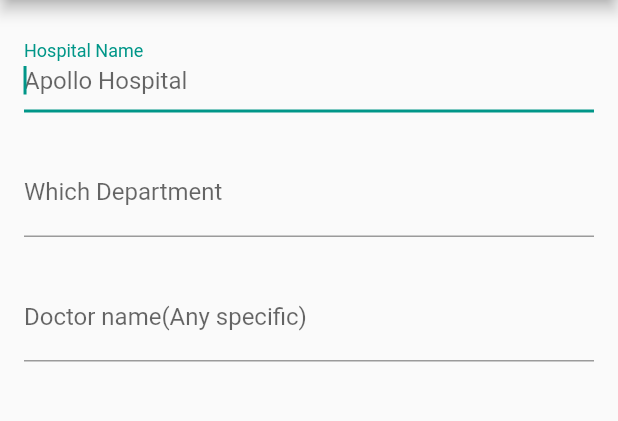
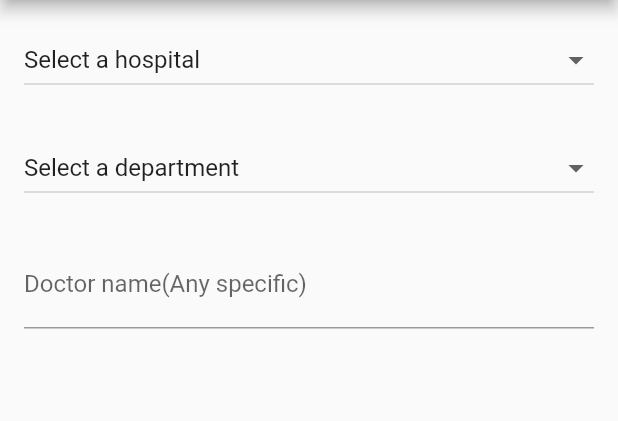
Before and after one commit to vaidehisinha1/Ctrl-Intelligence, a Flutter app: the hospital_info screen opened by its route, on a phone screen of 412 x 824 dp, the part 84-505 px from its top. Run offline on Flutter 3.47's test engine with Material 2 defaults, Android fonts, the phone set to English and light mode, and no system bars.

Commit message:
Update hospital_info.dart

```diff
--- a/shreetest/lib/hospital_info.dart
+++ b/shreetest/lib/hospital_info.dart
@@ -11,7 +11,12 @@ class hospital_info extends StatefulWidget {
 
 class _hospital_infoState extends State<hospital_info> {
   final _formKey = GlobalKey<FormState>();
+   String _currentItemSelected = 'Select a department';
+  final _currencies = ['Select a department','Allergists', 'Anesthesiologists', 'Cardiologists', 'Colon and Rectal Surgeons', 'Dermatologists','Dentist','Endocrinologists','Gastroenterologists', 'Hematologists','Infectious Disease Specialists','Internists','Medical Geneticists','Nephrologists','Neurologists','Obstetricians and Gynecologists','Oncologists','Ophthalmologists','Osteopaths','Otolaryngologists','Orthopaedic surgeon','Pathologists','Pediatricians','Physiatrists','Plastic Surgeons','Podiatrists','Preventive Medicine Specialists','Psychiatrists','Pulmonologists','Radiologists','Rheumatologists','Sports Medicine Specialists','General Surgeons','Urologists','Veterinarian'];
 
+  String _current = 'Select a hospital';
+  final _hosp = ['Select a hospital','hoa', 'hob','hoc', 'hod','hoe', 'hob'];
+  // String? _current = 'Rupees';
   @override
   Widget build(BuildContext context) {
     return Scaffold(
@@ -26,24 +31,64 @@ class _hospital_infoState extends State<hospital_info> {
             child: AutofillGroup(
               child: Column(
                 children: [
+
                   ...[
-                    TextFormField(
-                      autofocus: true,
-                      textInputAction: TextInputAction.next,
-                      decoration: const InputDecoration(
-                        hintText: 'Apollo Hospital',
-                        labelText: 'Hospital Name',
-                      ),
-                      autofillHints: const [AutofillHints.givenName],
+                    Align(
+                      alignment: Alignment.topLeft,
+                      child: DropdownButton(
+                        hint: Text('sample'),
+                        isExpanded: true,
+                                           items: _hosp.map((String dropDownStringItem) {
+                          return DropdownMenuItem(
+                            value:dropDownStringItem,
+                            child:  Text(dropDownStringItem),
+                          );
+                                           } ).toList(),
+                                           onChanged: (String? newValueSelected) {
+                          setState(() {
+                             // ignore: unnecessary_this
+                             this._current = newValueSelected!;
+                          });
+                                           },
+                                          value: _current,
+                                         ),
                     ),
-                    TextFormField(
-                      textInputAction: TextInputAction.next,
-                      decoration: const InputDecoration(
-                        hintText: 'diabetologist',
-                        labelText: 'Which Department',
-                      ),
-                      autofillHints: const [AutofillHints.familyName],
-                    ),
+                    // TextFormField(
+                    //   autofocus: true,
+                    //   textInputAction: TextInputAction.next,
+                    //   decoration: const InputDecoration(
+                    //     hintText: 'Apollo Hospital',
+                    //     labelText: 'Hospital Name',
+                    //   ),
+                    //   autofillHints: const [AutofillHints.givenName],
+                    // ),
+                    // TextFormField(
+                    //   textInputAction: TextInputAction.next,
+                    //   decoration: const InputDecoration(
+                    //     hintText: 'diabetologist',
+                    //     labelText: 'Which Department',
+                    //   ),
+                    //   autofillHints: const [AutofillHints.familyName],
+                    // ),
+                     Align(
+                       alignment: Alignment.topLeft,
+                       child: DropdownButton(
+                         isExpanded: true,
+                                         items: _currencies.map((String dropDownStringItem) {
+                        return DropdownMenuItem(
+                          value:dropDownStringItem,
+                          child:  Text(dropDownStringItem),
+                        );
+                                         } ).toList(),
+                                         onChanged: (String? newValueSelected) {
+                        setState(() {
+                           // ignore: unnecessary_this
+                           this._currentItemSelected = newValueSelected!;
+                        });
+                                         },
+                                        value: _currentItemSelected,
+                                       ),
+                     ),
                     const TextField(
                       keyboardType: TextInputType.emailAddress,
                       textInputAction: TextInputAction.next,
```
